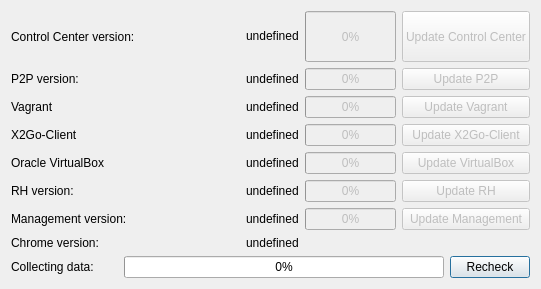
Before: the Qt Designer form hub/forms/DlgAbout.ui in subutai-io/control-center, drawn with Qt 5.
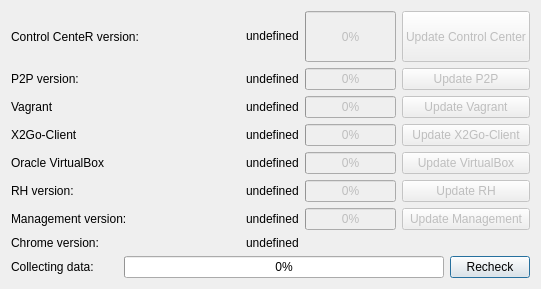
After: the same form once the commit is applied. Icons and pictures are not drawn.

Commit message: mark fo dev

Patch:
```diff
--- a/hub/forms/DlgAbout.ui
+++ b/hub/forms/DlgAbout.ui
@@ -73,7 +73,7 @@
        <item row="0" column="0">
         <widget class="QLabel" name="lbl_tray_version">
          <property name="text">
-          <string>Control Center version:</string>
+          <string>Control CenteR version:</string>
          </property>
         </widget>
        </item>
```
